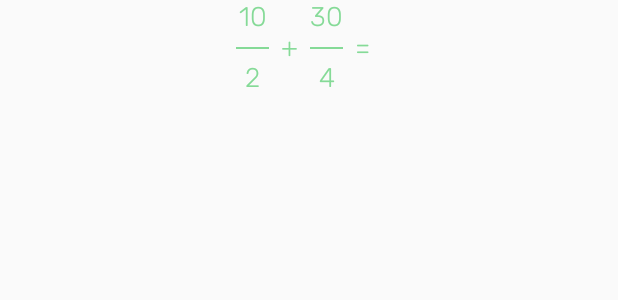
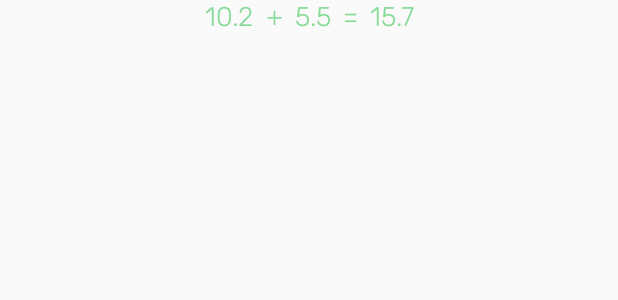
Before and after one commit to sportProger/MPT, an Android app: the layout fraction_item.xml on its own in the app's theme, with its tools: preview values and no code run, on a phone screen of 412 x 824 dp. Shown: the top 300 px of the screen. Run offline under Robolectric (Android 15) with nearby library versions, the light colour scheme and no system bars.

Commit message:
Add Decimals Fraction

```diff
--- a/app/src/main/java/com/sportproger/mpt/general/Conf.kt
+++ b/app/src/main/java/com/sportproger/mpt/general/Conf.kt
@@ -10,7 +10,7 @@ object Conf {
     const val AdUnitIdForVideo = "R-M-1716465-1"
     const val AdUnitIdForBanner = "R-M-1716465-2"
     const val AdUnitIdForInterstitial = "R-M-1716465-3"
-    const val START_COIN = 0
+    const val START_COIN = 1000
 
     const val UNAMBIGUOUS = "UNAMBIGUOUS" // Однозначные
     const val TWO_DIGIT   = "TWO_DIGIT" // Двузначные
--- a/app/src/main/java/com/sportproger/mpt/presentation/recycler/model/Fraction.kt
+++ b/app/src/main/java/com/sportproger/mpt/presentation/recycler/model/Fraction.kt
@@ -1,12 +1,17 @@
 package com.sportproger.mpt.presentation.recycler.model
 
 data class Fraction(
+    val type: String,
     val numerator1: Int,
     val denominator1: Int,
     val sign: String,
     val numerator2: Int,
     val denominator2: Int,
+    val number1: Float,
+    val number2: Float,
+    val floatResult: Float,
     val result: Int,
     val userAnswer: Int,
+    val userAnswerFloat: Float,
     val stateExample: Boolean
 )
--- a/app/src/main/java/com/sportproger/mpt/presentation/viewmodel/LevelViewModel.kt
+++ b/app/src/main/java/com/sportproger/mpt/presentation/viewmodel/LevelViewModel.kt
@@ -82,13 +82,18 @@ class LevelViewModel(
         val resultData = mutableListOf<Fraction>()
         userRepository.getFractionExample().forEach {
             resultData.add(Fraction(
+                type = it.type,
                 numerator1 = it.numerator1,
                 denominator1 = it.denominator1,
                 sign = it.sign,
                 numerator2 = it.numerator2,
                 denominator2 = it.denominator2,
+                number1 = it.number1,
+                number2 = it.number2,
+                floatResult = it.floatResult,
                 result = it.result,
                 userAnswer = it.userAnswer,
+                userAnswerFloat = it.userAnswerFloat,
                 stateExample = it.stateExample
                 )
             )
--- a/app/src/main/res/layout/fraction_item.xml
+++ b/app/src/main/res/layout/fraction_item.xml
@@ -6,11 +6,78 @@
     android:layout_height="wrap_content">
 
     <androidx.constraintlayout.widget.ConstraintLayout
+        android:id="@+id/simpleFraction"
+        android:layout_width="wrap_content"
+        android:layout_height="wrap_content"
+        android:layout_marginBottom="20dp"
+        android:visibility="visible"
+        app:layout_constraintBottom_toBottomOf="parent"
+        app:layout_constraintEnd_toEndOf="parent"
+        app:layout_constraintStart_toStartOf="parent"
+        app:layout_constraintTop_toTopOf="parent">
+
+        <TextView
+            android:id="@+id/fractionNumber1"
+            style="@style/green_example"
+            android:layout_width="wrap_content"
+            android:layout_height="wrap_content"
+            android:text="10.2"
+            app:layout_constraintBottom_toBottomOf="parent"
+            app:layout_constraintStart_toStartOf="parent"
+            app:layout_constraintTop_toTopOf="parent" />
+
+        <TextView
+            android:id="@+id/fractionSign"
+            style="@style/green_example"
+            android:layout_width="wrap_content"
+            android:layout_height="wrap_content"
+            android:layout_marginStart="8dp"
+            android:text="+"
+            app:layout_constraintBottom_toBottomOf="parent"
+            app:layout_constraintStart_toEndOf="@+id/fractionNumber1"
+            app:layout_constraintTop_toTopOf="parent" />
+
+        <TextView
+            android:id="@+id/fractionNumber2"
+            style="@style/green_example"
+            android:layout_width="wrap_content"
+            android:layout_height="wrap_content"
+            android:layout_marginStart="8dp"
+            android:text="5.5"
+            app:layout_constraintBottom_toBottomOf="parent"
+            app:layout_constraintStart_toEndOf="@+id/fractionSign"
+            app:layout_constraintTop_toTopOf="parent" />
+
+        <TextView
+            android:id="@+id/equal2F"
+            style="@style/green_example"
+            android:layout_width="wrap_content"
+            android:layout_height="wrap_content"
+            android:layout_marginStart="8dp"
+            android:text="="
+            app:layout_constraintBottom_toBottomOf="parent"
+            app:layout_constraintStart_toEndOf="@+id/fractionNumber2"
+            app:layout_constraintTop_toTopOf="parent" />
+
+        <TextView
+            android:id="@+id/fractionRes"
+            style="@style/green_example"
+            android:layout_width="wrap_content"
+            android:layout_height="wrap_content"
+            android:layout_marginStart="8dp"
+            android:text="15.7"
+            app:layout_constraintBottom_toBottomOf="parent"
+            app:layout_constraintEnd_toEndOf="parent"
+            app:layout_constraintStart_toEndOf="@+id/equal2F"
+            app:layout_constraintTop_toTopOf="parent" />
+    </androidx.constraintlayout.widget.ConstraintLayout>
+
+    <androidx.constraintlayout.widget.ConstraintLayout
         android:id="@+id/constraintFraction"
         android:layout_width="wrap_content"
         android:layout_height="wrap_content"
         android:layout_marginBottom="20dp"
-        android:visibility="visible"
+        android:visibility="gone"
         app:layout_constraintBottom_toBottomOf="parent"
         app:layout_constraintEnd_toEndOf="parent"
         app:layout_constraintStart_toStartOf="parent">
@@ -131,4 +198,5 @@
                 app:layout_constraintTop_toTopOf="parent" />
         </androidx.constraintlayout.widget.ConstraintLayout>
     </androidx.constraintlayout.widget.ConstraintLayout>
+
 </androidx.constraintlayout.widget.ConstraintLayout>
--- a/data/src/main/java/com/sportproger/data/database/Entity/FractionsExampleEntity.kt
+++ b/data/src/main/java/com/sportproger/data/database/Entity/FractionsExampleEntity.kt
@@ -17,5 +17,6 @@ data class FractionsExampleEntity(
     val floatResult: Float,
     val result: Int,
     val userAnswer: Int,
+    val userAnswerFloat: Float,
     val stateExample: Boolean
 )
--- a/data/src/main/java/com/sportproger/data/repository/UserRepositoryImpl.kt
+++ b/data/src/main/java/com/sportproger/data/repository/UserRepositoryImpl.kt
@@ -156,6 +156,7 @@ class UserRepositoryImpl(
             floatResult = fractionExample.floatResult,
             result = fractionExample.result,
             userAnswer = fractionExample.userAnswer,
+            userAnswerFloat = fractionExample.userAnswerFloat,
             stateExample = fractionExample.stateExample,
         ))
     }
@@ -176,6 +177,7 @@ class UserRepositoryImpl(
                 floatResult = it.floatResult,
                 result = it.result,
                 userAnswer = it.userAnswer,
+                userAnswerFloat = it.userAnswerFloat,
                 stateExample = it.stateExample,
             )
 
--- a/data/src/main/java/com/sportproger/data/storage/ExampleStorageImpl.kt
+++ b/data/src/main/java/com/sportproger/data/storage/ExampleStorageImpl.kt
@@ -74,6 +74,7 @@ class ExampleStorageImpl(context: Context): ExampleStorage {
                 floatResult = fractionExample.floatResult,
                 result = fractionExample.result,
                 userAnswer = fractionExample.userAnswer,
+                userAnswerFloat = fractionExample.userAnswerFloat,
                 stateExample = fractionExample.stateExample,
             ))
         }
--- a/data/src/main/java/com/sportproger/data/storage/module/FractionExampleSaveDataStorage.kt
+++ b/data/src/main/java/com/sportproger/data/storage/module/FractionExampleSaveDataStorage.kt
@@ -12,5 +12,6 @@ data class FractionExampleSaveDataStorage(
     val floatResult: Float,
     val result: Int,
     val userAnswer: Int,
+    val userAnswerFloat: Float,
     val stateExample: Boolean
 )
--- a/domain/src/main/java/com/sportproger/domain/module/FractionExampleSaveData.kt
+++ b/domain/src/main/java/com/sportproger/domain/module/FractionExampleSaveData.kt
@@ -12,5 +12,6 @@ data class FractionExampleSaveData (
     val floatResult: Float,
     val result: Int,
     val userAnswer: Int,
+    val userAnswerFloat: Float,
     val stateExample: Boolean
 )
```
Also changed, not shown: app/src/main/java/com/sportproger/mpt/presentation/MainActivity.kt (+43 -9 lines), app/src/main/java/com/sportproger/mpt/presentation/recycler/FractionAdapter.kt (+33 -0 lines), app/src/main/java/com/sportproger/mpt/presentation/viewmodel/MainViewModel.kt (+7 -6 lines).
